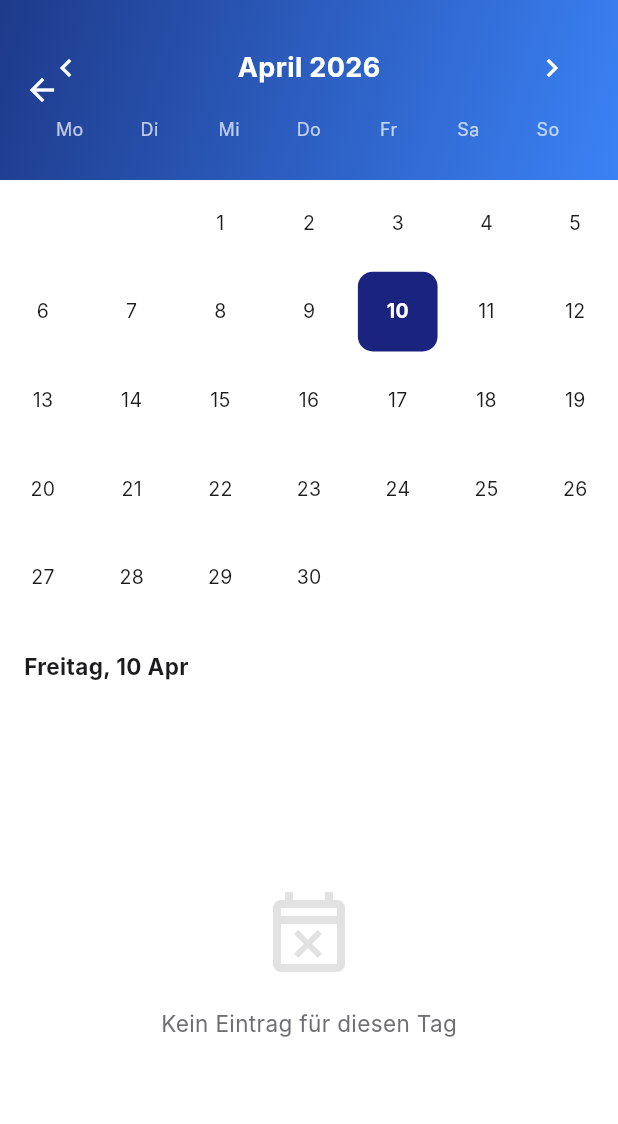
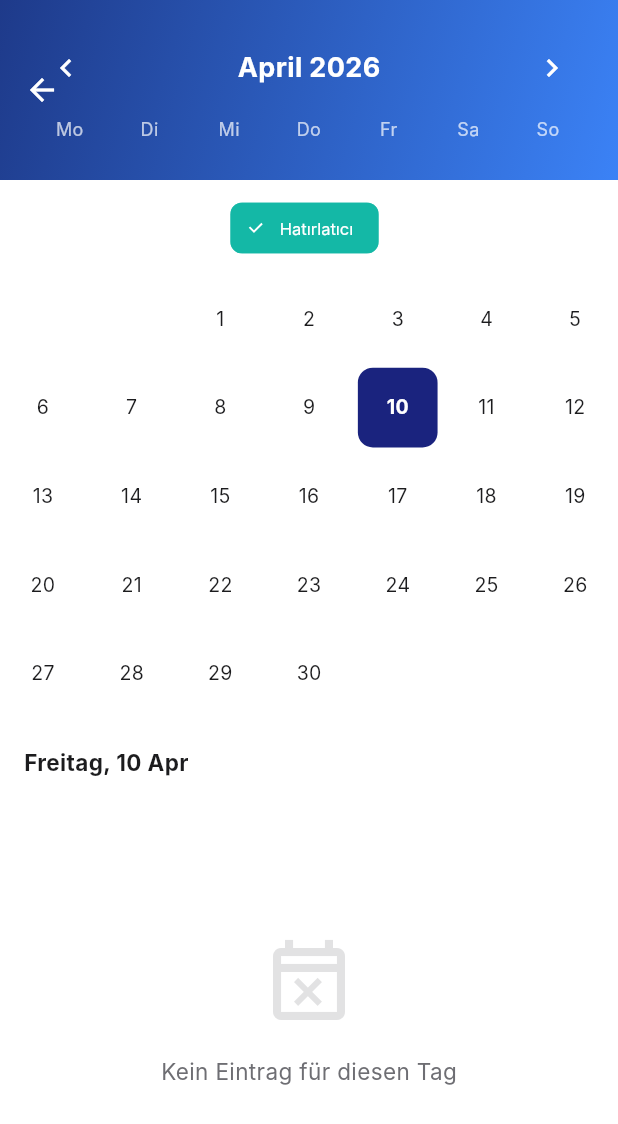
Before and after one commit to efesahin38/hanseportal, a Flutter app: the CalendarScreen screen opened directly, on a phone screen of 412 x 824 dp. Shown: the top 1124 px of the screen. Run offline on Flutter 3.47's test engine with Material 3 defaults, Android fonts, the phone set to English and light mode, and no system bars; our stand-ins replace file_picker, firebase_core, firebase_messaging, flutter_image_compress, image_picker, open_filex and 5 more; accounts and stored records are empty; Roboto replaces fonts that are missing (Inter).

Commit message:
feat: Hatirlatici, personel detail fix, calendar plan details

```diff
--- a/mobile/lib/screens/calendar_screen.dart
+++ b/mobile/lib/screens/calendar_screen.dart
@@ -16,6 +16,7 @@ const _kColorPlan          = Color(0xFF3B82F6); // Mavi (Operasyon)
 const _kColorEvent         = Color(0xFF8B5CF6); // Mor (Manuel etkinlik)
 const _kColorLeaveOther    = Color(0xFF06B6D4); // Turkuaz (başkasının izni)
 const _kColorLeaveOwn      = Color(0xFF1D4ED8); // Koyu Mavi (kendi izni)
+const _kColorReminder      = Color(0xFF14B8A6); // Teal (Hatırlatıcı)
 
 Color _eventColor(String? type) {
   switch (type) {
@@ -29,6 +30,7 @@ Color _eventColor(String? type) {
     case 'plan':         return _kColorPlan;
     case 'leave_own':    return _kColorLeaveOwn;
     case 'leave_other':  return _kColorLeaveOther;
+    case 'reminder':     return _kColorReminder;
     default:             return _kColorEvent;
   }
 }
@@ -45,6 +47,7 @@ IconData _eventIcon(String? type) {
     case 'plan':         return Icons.engineering;
     case 'leave_own':
     case 'leave_other':  return Icons.beach_access;
+    case 'reminder':     return Icons.notifications_active;
     default:             return Icons.event;
   }
 }
@@ -61,6 +64,7 @@ String _eventLabel(String? type) {
     case 'plan':         return 'Einsatzplan';
     case 'leave_own':    return 'Mein Urlaub';
     case 'leave_other':  return 'Urlaub';
+    case 'reminder':     return 'Erinnerung/Hatırlatıcı';
     default:             return 'Etkinlik';
   }
 }
@@ -120,6 +124,7 @@ class _CalendarScreenState extends State<CalendarScreen> {
       if (_isAdmin || _isBereichsleiter) _Filter('plan', tr('Einsatzpläne'), _kColorPlan),
       if (_isAdmin || _isBereichsleiter || _isMitarbeiter) _Filter('event', tr('Etkinlikler'), _kColorEvent),
       if (_isAdmin || _isBereichsleiter) _Filter('leave', tr('Urlaub'), _kColorLeaveOther),
+      _Filter('reminder', tr('Hatırlatıcı'), _kColorReminder),
       if (_isAdmin || _isBereichsleiter) _Filter('vehicle', tr('Fahrzeuge'), _kColorVehicle),
       if (_isAdmin) _Filter('vertragsende', tr('Vertragsende'), _kColorVertragsende),
       if (_isAdmin) _Filter('probezeit', tr('Probezeit'), _kColorProbezeit),
@@ -218,11 +223,19 @@ class _CalendarScreenState extends State<CalendarScreen> {
 
     final items = <Map<String, dynamic>>[];
 
-    // Manuel etkinlikler
-    if (_filterActive('event')) {
+    // Manuel etkinlikler ve Hatırlatıcılar
+    if (_filterActive('event') || _filterActive('reminder')) {
       for (final e in _events) {
         if ((e['event_date'] ?? '').toString().startsWith(dateStr)) {
-          items.add({...e, '_type': 'event', '_color': _eventColor(e['event_type'])});
+          final type = e['event_type'];
+          // Hatırlatıcı sadece kendi oluşturanına görünür
+          if (type == 'reminder') {
+            if (_filterActive('reminder') && e['created_by'] == myId) {
+              items.add({...e, '_type': 'reminder', '_color': _kColorReminder});
+            }
+          } else if (_filterActive('event')) {
+            items.add({...e, '_type': 'event', '_color': _eventColor(type)});
+          }
         }
       }
     }
@@ -301,15 +314,20 @@ class _CalendarScreenState extends State<CalendarScreen> {
     return f.isEmpty || f.first.active;
   }
 
-  // ─── Bir günde gösterilecek renk bar'ları ───────────────────────────────
+  // ─── Bir günde gösterilecek renk bar'ları ve Çan (Bell) işareti ────────────────────────
   List<Color> _getDayColors(DateTime day) {
     final items = _getItemsForDay(day);
     final colors = <Color>{};
     for (final i in items) {
+      if (i['_type'] == 'reminder') continue; // Hatırlatıcıları alt noktada değil de ikon olarak göstermek isteyebiliriz
       final c = i['_color'];
       if (c is Color) colors.add(c);
     }
     return colors.take(4).toList(); // Max 4 renk
+  }
+
+  bool _hasReminderForDay(DateTime day) {
+    return _getItemsForDay(day).any((i) => i['_type'] == 'reminder');
   }
 
   bool _hasItems(DateTime day) => _getItemsForDay(day).isNotEmpty;
@@ -545,6 +563,7 @@ class _CalendarScreenState extends State<CalendarScreen> {
           final isSelected = _isSameDay(day, _selectedDay);
           final isToday = _isSameDay(day, DateTime.now());
           final dayColors = _getDayColors(day);
+          final hasReminder = _hasReminderForDay(day);
 
           return InkWell(
             onTap: () => setState(() => _selectedDay = day),
@@ -556,7 +575,10 @@ class _CalendarScreenState extends State<CalendarScreen> {
                 borderRadius: BorderRadius.circular(10),
                 border: isToday && !isSelected ? Border.all(color: AppTheme.primary.withOpacity(0.4)) : null,
               ),
-              child: Column(
+              child: Stack(
+                alignment: Alignment.center,
+                children: [
+                  Column(
                     mainAxisAlignment: MainAxisAlignment.center,
                     children: [
                       Text(
@@ -582,6 +604,13 @@ class _CalendarScreenState extends State<CalendarScreen> {
                           )).toList(),
                         ),
                       ],
+                    ],
+                  ),
+                  if (hasReminder)
+                    Positioned(
+                      top: 2, right: 4,
+                      child: Icon(Icons.notifications_active, size: 10, color: isSelected ? Colors.white : _kColorReminder),
+                    ),
                 ],
               ),
             ),
@@ -680,8 +709,17 @@ class _CalendarScreenState extends State<CalendarScreen> {
                     DropdownMenuItem(value: 'general', child: Text('📋 Allgemein')),
                     DropdownMenuItem(value: 'meeting', child: Text('🤝 Besprechung')),
                     DropdownMenuItem(value: 'task', child: Text('📌 Aufgabe')),
+                    DropdownMenuItem(value: 'reminder', child: Text('🔔 Erinnerung/Hatırlatıcı (Özel)')),
                   ],
-                  onChanged: (v) => ss(() => eventType = v!),
+                  onChanged: (v) {
+                    ss(() {
+                      eventType = v!;
+                      if (eventType == 'reminder') {
+                        targetMode = 'person';
+                        selectedUserId = appState.userId;
+                      }
+                    });
+                  },
                 ),
                 const SizedBox(height: 12),
                 // Tarih
@@ -706,7 +744,8 @@ class _CalendarScreenState extends State<CalendarScreen> {
                   ),
                 ),
                 const SizedBox(height: 12),
-                // Hedef seçimi
+                // Hedef seçimi (Hatırlatıcı ise gizle)
+                if (eventType != 'reminder') ...[
                   Text(tr('Empfänger'), style: const TextStyle(fontSize: 12, color: AppTheme.textSub, fontFamily: 'Inter', fontWeight: FontWeight.bold)),
                   const SizedBox(height: 6),
                   Wrap(spacing: 8, children: [
@@ -741,6 +780,7 @@ class _CalendarScreenState extends State<CalendarScreen> {
                       },
                     ),
                   ],
+                ],
               ]),
             ),
           ),
@@ -766,7 +806,20 @@ class _CalendarScreenState extends State<CalendarScreen> {
 
                 // Bildirimler
                 final senderName = appState.fullName;
-                if (targetMode == 'person' && selectedUserId != null) {
+                if (eventType == 'reminder') {
+                  // O güne bildirim planlamak yerine şu an hatırlatıcı kaydı atabiliriz
+                  // Ya da frontend ana ekranda bugünün hatırlatıcılarını kontrol edip tetikleyebilir
+                  // Biz anlık bildirim oluşturmaktan ziyade lokal/sistemde sadece var olmasını sağlıyoruz
+                  // Kullanıcı sadece takvimde görsün diye bildirim atmıyoruz.
+                  // Fakat eğer ısrarcı isek:
+                  await SupabaseService.sendCalendarNotification(
+                    recipientId: appState.userId,
+                    senderName: 'Sistem',
+                    eventTitle: 'Hatırlatıcı: ${titleCtrl.text.trim()}',
+                    eventDate: dateStr,
+                    sentBy: appState.userId,
+                  );
+                } else if (targetMode == 'person' && selectedUserId != null) {
                   await SupabaseService.sendCalendarNotification(
                     recipientId: selectedUserId!,
                     senderName: senderName,
@@ -835,7 +888,18 @@ class _CalendarItemCard extends StatelessWidget {
       final start = item['start_time'] ?? '';
       final end   = item['end_time'] ?? '';
       final cust  = item['order']?['customer']?['name'] ?? '';
-      subtitle = '${start.isNotEmpty && end.isNotEmpty ? "$start – $end" : ""}${cust.isNotEmpty ? " | $cust" : ""}';
+      final deptName = item['order']?['department']?['name'] ?? '';
+
+      final personnelList = item['operation_plan_personnel'] as List?;
+      final workers = personnelList?.map((p) => '${p['users']?['first_name'] ?? ''} ${p['users']?['last_name'] ?? ''}').where((s) => s.trim().isNotEmpty).join(', ') ?? '';
+
+      final lines = <String>[];
+      if (start.isNotEmpty && end.isNotEmpty) lines.add('Saat: $start – $end');
+      if (deptName.isNotEmpty) lines.add('Bölüm: $deptName');
+      if (cust.isNotEmpty) lines.add('Müşteri: $cust');
+      if (workers.isNotEmpty) lines.add('Ekip: $workers');
+
+      subtitle = lines.join(' | ');
     } else if (item['_type'] == 'vehicle') {
       subtitle = item['department'] ?? '';
     } else if (type == 'leave_own' || type == 'leave_other') {
--- a/mobile/lib/screens/personnel_detail_dashboard.dart
+++ b/mobile/lib/screens/personnel_detail_dashboard.dart
@@ -16,7 +16,7 @@ class PersonnelDetailDashboard extends StatelessWidget {
   @override
   Widget build(BuildContext context) {
     final appState = context.read<AppState>();
-    final canManageLeave = appState.isGeschaeftsfuehrer || appState.isBetriebsleiter;
+    final canManageLeave = appState.isGeschaeftsfuehrer || appState.isBetriebsleiter || appState.isSystemAdmin;
 
     return Scaffold(
       appBar: AppBar(title: Text('${user['first_name']} ${user['last_name']}')),
--- a/mobile/lib/services/supabase_service.dart
+++ b/mobile/lib/services/supabase_service.dart
@@ -425,7 +425,7 @@ class SupabaseService {
     final deptInner = departmentId != null ? '!inner' : '';
     var query = _client.from('operation_plans').select('''
       *,
-      order:orders$deptInner(id, title, order_number, site_address, department_id, status, customer:customers(id, name)),
+      order:orders$deptInner(id, title, order_number, site_address, department_id, status, customer:customers(id, name), department:departments(name)),
       site_supervisor:users!operation_plans_site_supervisor_id_fkey(id, first_name, last_name),
       operation_plan_personnel$inner(user_id, is_supervisor, users!operation_plan_personnel_user_id_fkey(id, first_name, last_name, role))
     ''');
```
Lines whose indentation alone changed are shown as unchanged.
